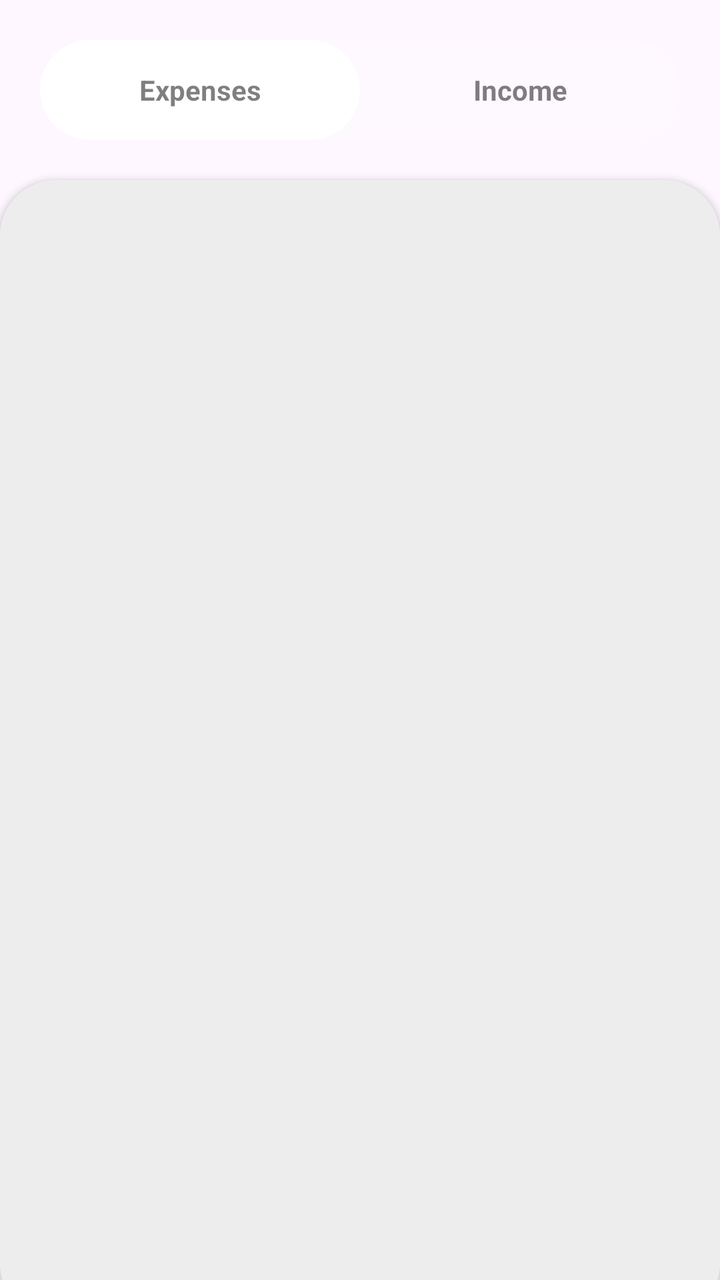
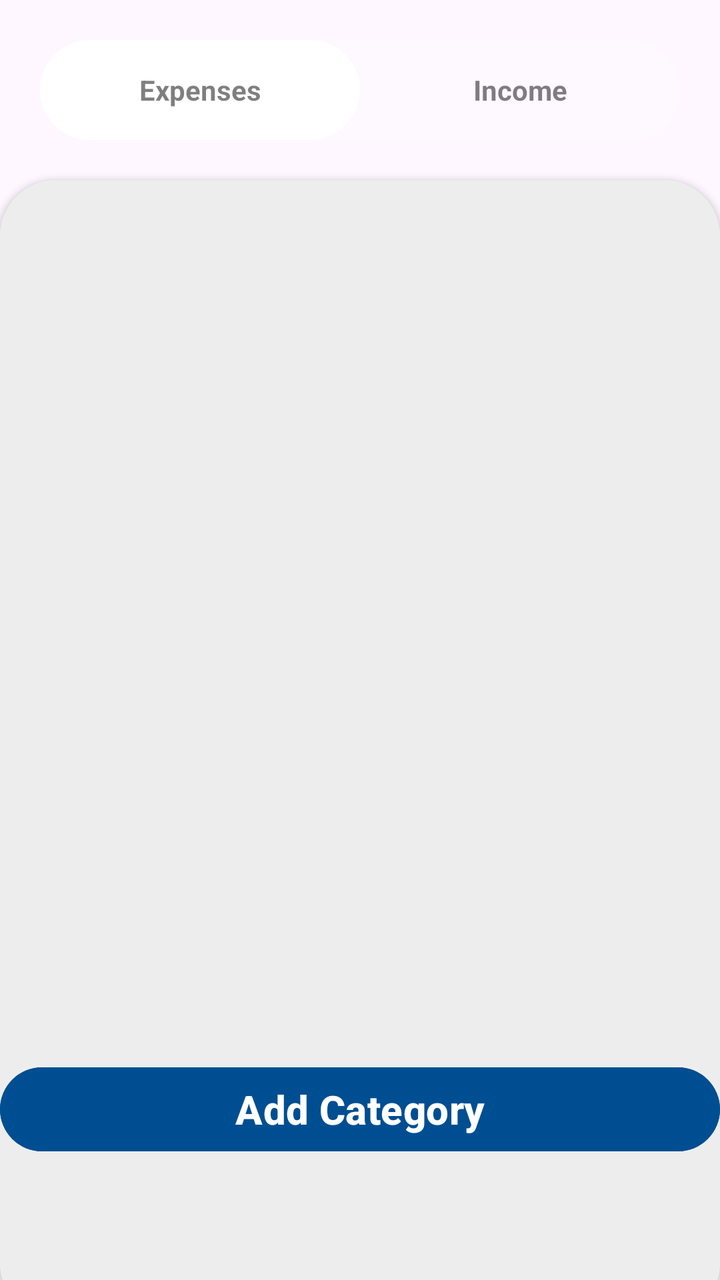

Two renders of the same Android screen: before a commit and after it. Below are the layout's source before the change and the commit's diff.
<!-- AndroidManifest.xml: application theme Theme.Budget_Planner -->
<!-- res/layout/fragment_category_.xml -->
<?xml version="1.0" encoding="utf-8"?>
<RelativeLayout xmlns:android="http://schemas.android.com/apk/res/android"
    xmlns:tools="http://schemas.android.com/tools"
    android:layout_width="match_parent"
    android:layout_height="match_parent"
    xmlns:app="http://schemas.android.com/apk/res-auto"
    tools:context=".Category_Fragment">

    <RelativeLayout
        android:id="@+id/upperLayout"
        android:layout_width="match_parent"
        android:layout_height="wrap_content">

        <LinearLayout
            android:id="@+id/tabs_layout"
            android:layout_width="match_parent"
            android:layout_height="wrap_content"
            android:orientation="horizontal"
            android:background="@drawable/round_back_for_tabs"
            android:weightSum="2"
            android:layout_margin="20dp">
            <TextView
                android:id="@+id/expenses_cat"
                android:layout_width="0dp"
                android:layout_height="50dp"
                android:background="@drawable/round_shape_for_tabs"
                android:layout_weight="1"
                android:textStyle="bold"
                android:gravity="center"
                android:text="Expenses"
                android:textColor="#80000000"/>
            <TextView
                android:id="@+id/income_cat"
                android:layout_width="0dp"
                android:layout_height="50dp"
                android:layout_weight="1"
                android:textStyle="bold"
                android:gravity="center"
                android:text="Income"
                android:textColor="#80000000"/>
        </LinearLayout>
    </RelativeLayout>

    <androidx.cardview.widget.CardView
        android:layout_width="match_parent"
        android:layout_height="match_parent"
        android:layout_below="@id/upperLayout"
        app:cardCornerRadius="28dp"
        android:layout_marginBottom="-20dp">

        <LinearLayout
            android:layout_width="match_parent"
            android:layout_height="match_parent"
            android:orientation="vertical"
            android:padding="28dp"
            android:background="#EDEDED">

        </LinearLayout>
        <androidx.fragment.app.FragmentContainerView
            android:layout_width="match_parent"
            android:layout_height="match_parent"
            android:id="@+id/fragmentcontainer"/>

    </androidx.cardview.widget.CardView>

    <Space
        android:id="@+id/space"
        android:layout_width="match_parent"
        android:layout_height="60dp"
        android:layout_alignParentBottom="true" />
</RelativeLayout>
<!-- resources referenced by this layout -->
<resources>
  <!-- drawable round_back_for_tabs (drawable) -->
  <?xml version="1.0" encoding="utf-8"?>
  <shape xmlns:android="http://schemas.android.com/apk/res/android"
      android:shape="rectangle">
  <solid android:color="#1AFFFFFF"/>
      <corners android:radius="100dp"/>
  </shape>
  <!-- drawable round_shape_for_tabs (drawable) -->
  <?xml version="1.0" encoding="utf-8"?>
  <shape xmlns:android="http://schemas.android.com/apk/res/android"
      android:shape="rectangle">
      <corners android:radius="100dp"/>
      <solid android:color="#FFFFFF"/>
  </shape>
  <style name="Theme.Budget_Planner" parent="Base.Theme.Budget_Planner" />
  <style name="Base.Theme.Budget_Planner" parent="Theme.Material3.DayNight.NoActionBar">
          
          
      </style>
</resources>

<!-- the commit's change to res/layout/fragment_category_.xml (unified diff, before → after) -->
@@ -52,20 +52,32 @@
             android:layout_width="match_parent"
             android:layout_height="match_parent"
             android:orientation="vertical"
-            android:padding="28dp"
             android:background="#EDEDED">
 
+            <androidx.fragment.app.FragmentContainerView
+                android:layout_width="match_parent"
+                android:layout_height="0dp"
+                android:id="@+id/fragmentcontainer"
+                android:layout_weight="1"/>
+
+            
+            <Button
+                android:id="@+id/add_cat"
+                android:layout_width="match_parent"
+                android:layout_height="50dp"
+                android:layout_above="@id/space"
+                android:layout_centerInParent="true"
+                android:backgroundTint="#004E92"
+                android:text="Add Category"
+                android:textColor="@color/white"
+                android:layout_marginBottom="20dp"
+                android:textSize="20sp"
+                android:textStyle="bold" />
+
+            <Space
+                android:id="@+id/space"
+                android:layout_width="match_parent"
+                android:layout_height="60dp"/>
         </LinearLayout>
-        <androidx.fragment.app.FragmentContainerView
-            android:layout_width="match_parent"
-            android:layout_height="match_parent"
-            android:id="@+id/fragmentcontainer"/>
-
     </androidx.cardview.widget.CardView>
-
-    <Space
-        android:id="@+id/space"
-        android:layout_width="match_parent"
-        android:layout_height="60dp"
-        android:layout_alignParentBottom="true" />
 </RelativeLayout>
<!-- resource entries referenced after the edit -->
@@ -1,5 +1,8 @@
 <!-- resources referenced by this layout -->
 <resources>
+  <color name="white">#FFFFFF</color>
+  
+      Shades of Yellow
   <!-- drawable round_back_for_tabs (drawable) -->
   <?xml version="1.0" encoding="utf-8"?>
   <shape xmlns:android="http://schemas.android.com/apk/res/android"
